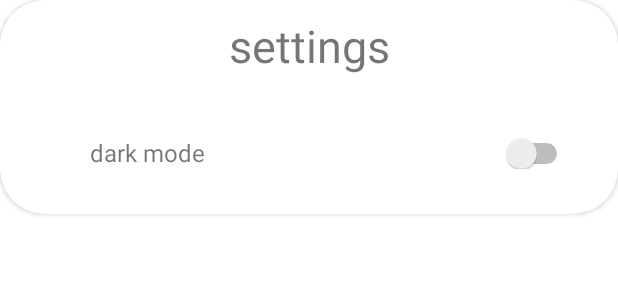
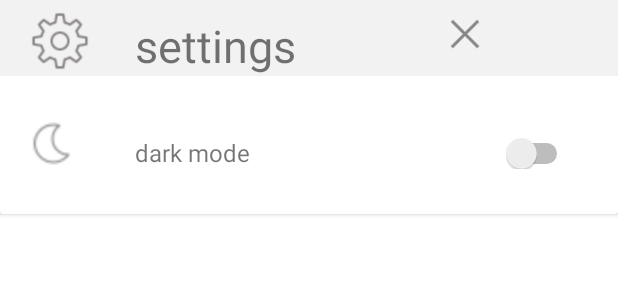
Before and after one commit to koralduel/Mesablet, an Android app: the layout settings_dialog.xml on its own in the app's theme, with its tools: preview values and no code run, on a phone screen of 412 x 824 dp. Shown: the top 300 px of the screen. Run offline under Robolectric (Android 15) with nearby library versions, the light colour scheme and no system bars; Roboto replaces fonts that are not available here.

Commit message:
add settings menu

```diff
--- a/app/src/main/java/com/example/mesablet/fragments/CustomDialog.java
+++ b/app/src/main/java/com/example/mesablet/fragments/CustomDialog.java
@@ -7,6 +7,7 @@ import android.os.Bundle;
 import android.view.LayoutInflater;
 import android.view.View;
 import android.view.ViewGroup;
+import android.widget.ImageButton;
 import android.widget.Switch;
 
 import androidx.annotation.NonNull;
@@ -50,13 +51,16 @@ public class CustomDialog extends DialogFragment {
         super.onStart();
 
         Switch darkModeSwitch;
+        ImageButton btnExit;
         if (getDialog() == null){
             darkModeSwitch = getView().findViewById(R.id.switch_darkMode);
+            btnExit = getView().findViewById(R.id.Btn_exitSettings);
         }
         else
         {
             darkModeSwitch = getDialog().findViewById(R.id.switch_darkMode);
-        }
+            btnExit = getDialog().findViewById(R.id.Btn_exitSettings);
+            }
         int nightModeFlag= getContext().getResources().getConfiguration().uiMode & Configuration.UI_MODE_NIGHT_MASK;
         if(nightModeFlag == Configuration.UI_MODE_NIGHT_YES)
             darkModeSwitch.setChecked(true);
@@ -71,6 +75,13 @@ public class CustomDialog extends DialogFragment {
 
         });
 
+        btnExit.setOnClickListener(new View.OnClickListener() {
+            @Override
+            public void onClick(View v) {
+                dismiss();
+            }
+        });
+
 
     }
 
--- a/app/src/main/res/layout/settings_dialog.xml
+++ b/app/src/main/res/layout/settings_dialog.xml
@@ -2,8 +2,7 @@
 <androidx.cardview.widget.CardView xmlns:android="http://schemas.android.com/apk/res/android"
     xmlns:app="http://schemas.android.com/apk/res-auto"
     android:layout_width="match_parent"
-    android:layout_height="wrap_content"
-    app:cardCornerRadius="30dp">
+    android:layout_height="wrap_content">
 
     <LinearLayout
         android:id="@+id/LL_allItems"
@@ -14,16 +13,42 @@
         app:layout_constraintStart_toStartOf="parent"
         app:layout_constraintTop_toTopOf="parent">
 
+        <LinearLayout
+            android:id="@+id/LL_Settings"
+            android:layout_width="match_parent"
+            android:layout_height="wrap_content"
+            android:orientation="horizontal"
+            android:background="@color/grey">
+
+        <ImageView
+            android:id="@+id/Iv_settings"
+            android:layout_width="40dp"
+            android:layout_height="40dp"
+            android:layout_marginTop="7dp"
+            android:background="@drawable/ic_settings"
+            android:layout_marginLeft="20dp"
+            android:backgroundTint="@color/darkGrey"/>
+
         <TextView
             android:id="@+id/TV_settingTitle"
-            android:layout_width="match_parent"
+            android:layout_width="wrap_content"
             android:layout_height="wrap_content"
-            android:gravity="center"
+            android:paddingLeft="30dp"
             android:paddingTop="10dp"
             android:text="@string/settings"
-            android:textSize="30sp">
+            android:textSize="30sp"/>
 
-        </TextView>
+            <ImageButton
+                android:id="@+id/Btn_exitSettings"
+                android:layout_width="25dp"
+                android:layout_height="25dp"
+                android:layout_marginTop="10dp"
+                android:background="@drawable/ic_exit"
+                android:layout_marginLeft="100dp"
+                android:backgroundTint="@color/darkGrey"/>
+
+
+        </LinearLayout>
 
         <LinearLayout
             android:id="@+id/LL_darkMode"
@@ -32,12 +57,21 @@
             android:orientation="horizontal"
             android:paddingBottom="30dp">
 
+            <ImageView
+                android:id="@+id/Iv_darkMode"
+                android:layout_width="30dp"
+                android:layout_height="30dp"
+                android:layout_marginTop="30dp"
+                android:layout_marginLeft="20dp"
+                android:background="@drawable/ic_dark_mode"
+                android:backgroundTint="@color/darkGrey"/>
+
             <TextView
                 android:id="@+id/Tv_darkModeTitle"
                 android:layout_width="wrap_content"
                 android:layout_height="wrap_content"
                 android:paddingTop="40dp"
-                android:paddingLeft="60dp"
+                android:paddingLeft="40dp"
                 android:layout_weight="1"
                 android:text="@string/dark_mode"
                 android:textSize="16dp"/>
--- a/app/src/main/res/menu/top_app_bar.xml
+++ b/app/src/main/res/menu/top_app_bar.xml
@@ -5,6 +5,7 @@
     <item
         android:id="@+id/messenger"
         android:icon="@drawable/ic_messenger"
+
         android:title="@string/messenger"
         android:contentDescription="@string/messenger"
         app:showAsAction="ifRoom" />
--- a/app/src/main/res/values-night/themes.xml
+++ b/app/src/main/res/values-night/themes.xml
@@ -4,7 +4,7 @@
         <!-- Primary brand color. -->
         <item name="colorPrimary">@color/purple_200</item>
         <item name="colorPrimaryVariant">@color/purple_700</item>
-        <item name="colorOnPrimary">@color/black</item>
+        <item name="colorOnPrimary">@color/darkGrey</item>
         <!-- Secondary brand color. -->
         <item name="colorSecondary">@color/teal_200</item>
         <item name="colorSecondaryVariant">@color/teal_200</item>
@@ -12,5 +12,6 @@
         <!-- Status bar color. -->
         <item name="android:statusBarColor" tools:targetApi="l">?attr/colorPrimaryVariant</item>
         <!-- Customize your theme here. -->
+
     </style>
 </resources>
```
Also changed, not shown: app/src/main/res/drawable/ic_dark_mode.png (added), app/src/main/res/drawable/ic_exit.png (added).
